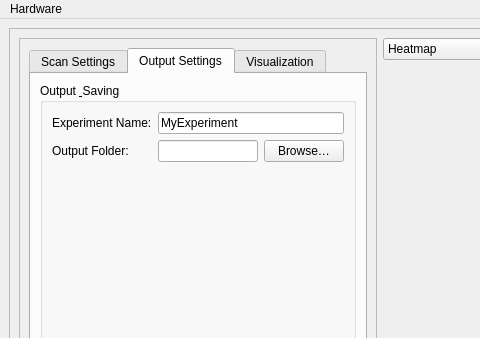
The window that Readoubt_ui.ui (nsandor/ReadoubtSW) describes before a commit, drawn with Qt 5; both pictures show x 0 to 480 and y 0 to 338 of the 1074 by 936 pixel window.
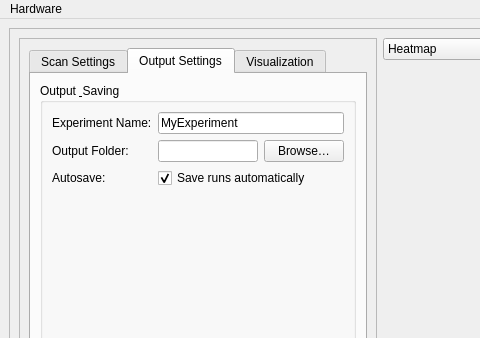
The same window after the commit. The open tabs and pages were chosen to show the change.

```diff
--- a/Readoubt_ui.ui
+++ b/Readoubt_ui.ui
@@ -392,7 +392,17 @@
                  <item row="2" column="0">
                   <widget class="QLabel" name="label_autosave">
                    <property name="text">
-                    <string/>
+                   <string>Autosave:</string>
+                  </property>
+                 </widget>
+                </item>
+                <item row="2" column="1">
+                 <widget class="QCheckBox" name="check_autosave">
+                  <property name="text">
+                   <string>Save runs automatically</string>
+                  </property>
+                  <property name="checked">
+                   <bool>true</bool>
                    </property>
                   </widget>
                  </item>
```
Lines whose indentation alone changed are shown as unchanged.
